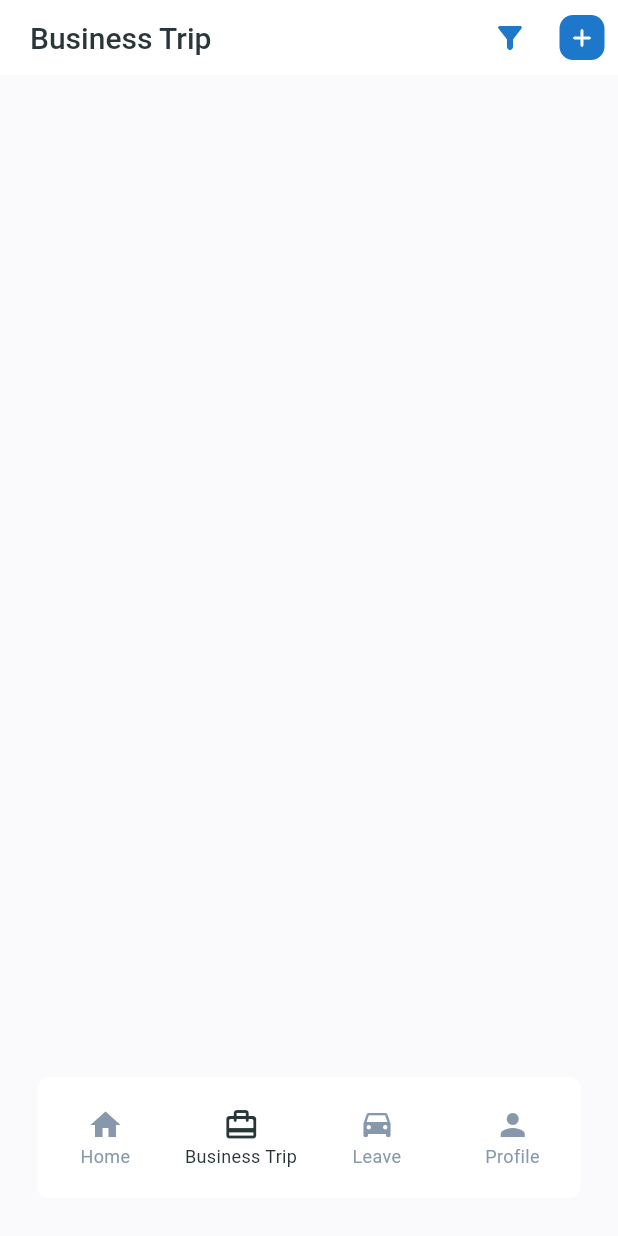
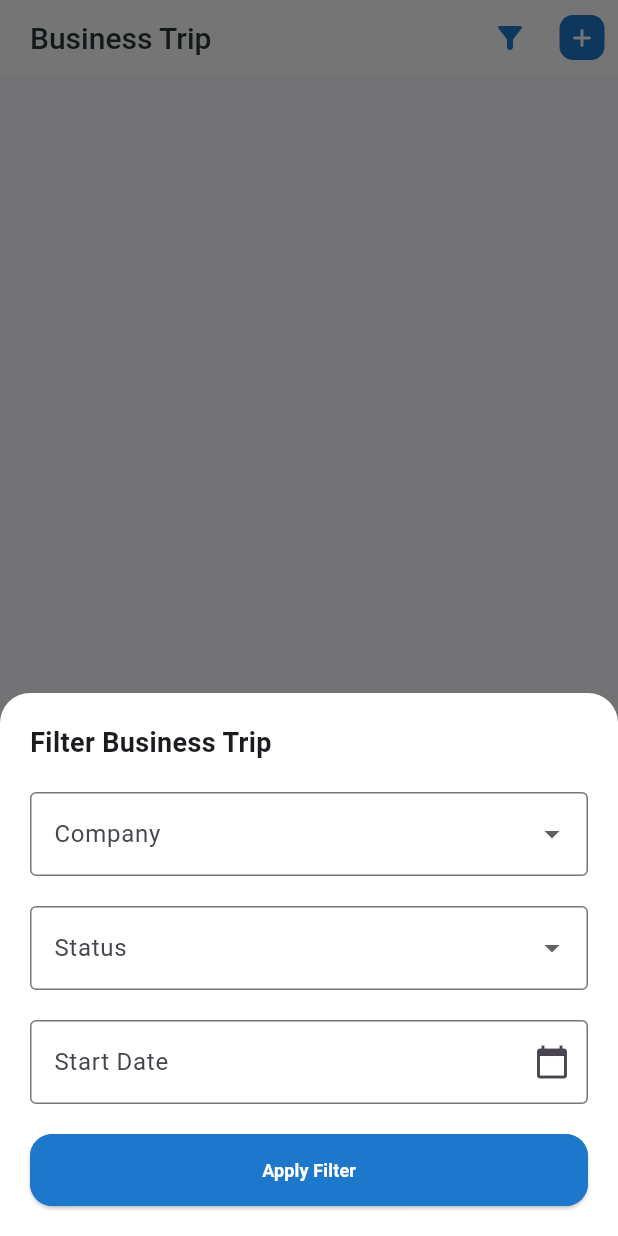
Before and after one commit to wildanarkan/magang_flutter, a Flutter app: the NavigatorPage screen opened directly, item 2 of the bottom bar chosen, after a tap on the "filter alt" icon, on a phone screen of 412 x 824 dp. Run offline on Flutter 3.47's test engine with Material 3 defaults, Android fonts, the phone set to English and light mode, and no system bars; our stand-ins replace cached_network_image, dotted_border, get, get_storage, image_picker; accounts and stored records are empty; network calls fail.

Commit message:
add : Method filter business trip

```diff
--- a/lib/controllers/business_trip_controller.dart
+++ b/lib/controllers/business_trip_controller.dart
@@ -1,5 +1,6 @@
 import 'dart:convert';
 
+import 'package:flutter/material.dart';
 import 'package:get/get.dart';
 import 'package:get_storage/get_storage.dart';
 import 'package:http/http.dart' as http;
@@ -9,17 +10,56 @@ import 'package:magang_flutter/data/models/business_trip_model.dart';
 class BusinessTripController extends GetxController {
   var businessTrips = <BusinessTripModel>[].obs;
   var isLoading = true.obs;
+  var selectedStatus = Rxn<String>();
+  var selectedStartDate = Rxn<DateTime>();
+  var selectedCompany = Rxn<String>();
+  var filteredBusinessTrips = <BusinessTripModel>[].obs;
+  var noData = false.obs;  // Menyimpan apakah ada data yang sesuai dengan filter atau tidak
+
+  var startDateController = TextEditingController().obs;
+  var companyItem = <String>[].obs;
 
   @override
   void onInit() {
+    super.onInit();
+    fetchCompanyItems();
     fetchBusinessTrips();
-    super.onInit();
+    resetFilter();
+
+    // Langsung ke filter tanpa apply
+    // selectedStatus.listen((_) => filterBusinessTrips());
+    // selectedStartDate.listen((_) => filterBusinessTrips());
+    // selectedCompany.listen((_) => filterBusinessTrips());
+  }
+
+  void fetchCompanyItems() async {
+    try {
+      final token = GetStorage().read('accessToken');
+      final response = await http.get(
+        Uri.parse(URLs.company),
+        headers: {
+          'Authorization': 'Bearer $token',
+        },
+      );
+
+      if (response.statusCode == 200) {
+        var apiDataCompany = json.decode(response.body);
+        companyItem.value = apiDataCompany
+            .map<String>((item) => item['name'].toString())
+            .toSet()
+            .toList();
+      } else {
+        Get.snackbar('Error', 'Failed to load company items');
+      }
+    } catch (e) {
+      Get.snackbar('Error', 'Failed to load company items');
+    }
   }
 
   Future<void> fetchBusinessTrips() async {
     try {
       isLoading(true);
-            final token = GetStorage().read('accessToken');
+      final token = GetStorage().read('accessToken');
       final response = await http.get(
         Uri.parse(URLs.business),
         headers: {
@@ -27,10 +67,11 @@ class BusinessTripController extends GetxController {
         },
       );
 
-
       if (response.statusCode == 200) {
         List<dynamic> jsonData = json.decode(response.body);
-        businessTrips.value = jsonData.map((json) => BusinessTripModel.fromJson(json)).toList();
+        businessTrips.value =
+            jsonData.map((json) => BusinessTripModel.fromJson(json)).toList();
+        filterBusinessTrips(); // Apply filter after fetching data
       } else {
         // Handle error
         print(response.statusCode);
@@ -41,4 +82,33 @@ class BusinessTripController extends GetxController {
       isLoading(false);
     }
   }
+
+  void filterBusinessTrips() {
+    filteredBusinessTrips.value = businessTrips.where((trip) {
+      final matchesStatus = selectedStatus.value == null ||
+          selectedStatus.value == 'All' ||
+          trip.status == selectedStatus.value;
+
+      final matchesStartDate = selectedStartDate.value == null ||
+          trip.startDate ==
+              selectedStartDate.value?.toString().substring(0, 10);
+
+      final matchesCompany = selectedCompany.value == null ||
+          selectedCompany.value == 'All' ||
+          trip.companyName == selectedCompany.value;
+
+      return matchesStatus && matchesStartDate && matchesCompany;
+    }).toList();
+
+    // Update nilai noData berdasarkan apakah ada data yang cocok
+    noData.value = filteredBusinessTrips.isEmpty;
+  }
+
+  void resetFilter() {
+    selectedStatus.value = 'All';
+    selectedStartDate.value = null;
+    selectedCompany.value = 'All';
+    startDateController.value.clear();
+    // filterBusinessTrips();
+  }
 }
--- a/lib/controllers/navigator_page_controllers.dart
+++ b/lib/controllers/navigator_page_controllers.dart
@@ -122,6 +122,7 @@ class NavigatorPageControllers extends GetxController {
       log(selectedPage.toString());
       final businessTripController = Get.find<BusinessTripController>();
       businessTripController.fetchBusinessTrips();
+      businessTripController.resetFilter();
     }
     selectedPage.value = index;
   }
--- a/lib/pages/business_trip_page.dart
+++ b/lib/pages/business_trip_page.dart
@@ -4,6 +4,7 @@ import 'package:magang_flutter/common/app_color.dart';
 import 'package:magang_flutter/controllers/business_trip_controller.dart';
 import 'package:magang_flutter/pages/add_businiess_trip_page.dart';
 import 'package:magang_flutter/pages/business_trip_detail_page.dart';
+import 'package:magang_flutter/widgets/build_button.dart';
 import 'package:magang_flutter/widgets/build_card_info.dart';
 import 'package:magang_flutter/widgets/build_icon_rounded_add.dart';
 import 'package:magang_flutter/widgets/build_test_appbar.dart';
@@ -11,7 +12,97 @@ import 'package:magang_flutter/widgets/build_test_appbar.dart';
 class BusinessTripPage extends StatelessWidget {
   final BusinessTripController controller = Get.put(BusinessTripController());
 
-   BusinessTripPage({super.key});
+  BusinessTripPage({super.key});
+
+  void _showFilterBottomSheet(BuildContext context) {
+    Get.bottomSheet(
+      Container(
+        padding: const EdgeInsets.all(20),
+        decoration: const BoxDecoration(
+          color: Colors.white,
+          borderRadius: BorderRadius.only(
+            topLeft: Radius.circular(20),
+            topRight: Radius.circular(20),
+          ),
+        ),
+        child: Column(
+          mainAxisSize: MainAxisSize.min,
+          crossAxisAlignment: CrossAxisAlignment.start,
+          children: [
+            const Text('Filter Business Trip',
+                style: TextStyle(fontSize: 18, fontWeight: FontWeight.bold)),
+            const SizedBox(height: 20),
+            DropdownButtonFormField<String>(
+              decoration: const InputDecoration(
+                labelText: 'Company',
+                border: OutlineInputBorder(),
+              ),
+              items: ['All', ...controller.companyItem].map((String company) {
+                return DropdownMenuItem<String>(
+                  value: company,
+                  child: Text(company),
+                );
+              }).toList(),
+              onChanged: (value) {
+                controller.selectedCompany.value = value!;
+              },
+            ),
+            const SizedBox(height: 20),
+            DropdownButtonFormField<String>(
+              decoration: const InputDecoration(
+                labelText: 'Status',
+                border: OutlineInputBorder(),
+              ),
+              items: ['On Progress', 'Draft', 'Completed', 'Canceled', 'All']
+                  .map((String status) {
+                return DropdownMenuItem<String>(
+                  value: status,
+                  child: Text(status),
+                );
+              }).toList(),
+              onChanged: (value) {
+                controller.selectedStatus.value = value!;
+              },
+            ),
+            const SizedBox(height: 20),
+            TextField(
+              controller: controller.startDateController.value,
+              readOnly: true,
+              decoration: const InputDecoration(
+                labelText: 'Start Date',
+                border: OutlineInputBorder(),
+                suffixIcon: Icon(Icons.calendar_today),
+              ),
+              onTap: () async {
+                DateTime? pickedDate = await showDatePicker(
+                  context: context,
+                  initialDate: DateTime.now(),
+                  firstDate: DateTime(2000),
+                  lastDate: DateTime(2101),
+                );
+                if (pickedDate != null) {
+                  controller.selectedStartDate.value = pickedDate;
+                  controller.startDateController.value.text = pickedDate
+                      .toIso8601String()
+                      .substring(0, 10); // Update UI
+                }
+              },
+            ),
+            const SizedBox(height: 20),
+            BuildButton(
+              context: context,
+              onPressed: () {
+                controller.startDateController.value.clear();
+                controller.filterBusinessTrips();
+                Get.back(); // Close the bottom sheet
+              },
+              title: 'Apply Filter',
+            ),
+          ],
+        ),
+      ),
+    );
+  }
 
   @override
   Widget build(BuildContext context) {
@@ -21,7 +112,10 @@ class BusinessTripPage extends StatelessWidget {
         title: 'Business Trip',
         actions: [
           IconButton(
-            onPressed: () {},
+            onPressed: () {
+              controller.resetFilter();
+              _showFilterBottomSheet(context);
+            },
             icon: const Icon(
               Icons.filter_alt_rounded,
               size: 24,
@@ -35,7 +129,7 @@ class BusinessTripPage extends StatelessWidget {
             onPressed: () {
               Get.to(() => const AddBusiniessTripPage());
             },
-          )
+          ),
         ],
       ),
       body: Padding(
@@ -43,12 +137,35 @@ class BusinessTripPage extends StatelessWidget {
         child: Obx(() {
           if (controller.isLoading.value) {
             return const Center(child: CircularProgressIndicator());
+          } else if (controller.noData.value) {
+            return Center(
+              child: Column(
+                mainAxisAlignment: MainAxisAlignment.center,
+                children: [
+                  Icon(
+                    Icons.no_transfer_outlined,
+                    size: 60,
+                    color: AppColor.textBody,
+                  ),
+                  Text(
+                    'Business trip not found',
+                    style: TextStyle(
+                      fontSize: 17,
+                      color: AppColor.textBody,
+                    ),
+                  ),
+                ],
+              ),
+            );
           } else {
+            final trips = controller.filteredBusinessTrips.isEmpty
+                ? controller.businessTrips
+                : controller.filteredBusinessTrips;
             return ListView.builder(
               padding: const EdgeInsets.only(bottom: 120, top: 20),
-              itemCount: controller.businessTrips.length,
+              itemCount: trips.length,
               itemBuilder: (context, index) {
-                final trip = controller.businessTrips[index];
+                final trip = trips[index];
                 return BuildCardInfo(
                   title: trip.companyName ?? 'Unknown Company',
                   subtitle: trip.cityName ?? 'Unknown City',
@@ -56,7 +173,12 @@ class BusinessTripPage extends StatelessWidget {
                   startDate: trip.startDate ?? 'Null',
                   endDate: trip.endDate ?? 'Null',
                   onTap: () {
-                    Get.to(() => BusinessTripDetailPage(trip: trip, status: trip.status,));
+                    Get.to(
+                      () => BusinessTripDetailPage(
+                        trip: trip,
+                        status: trip.status,
+                      ),
+                    );
                   },
                 );
               },
```
